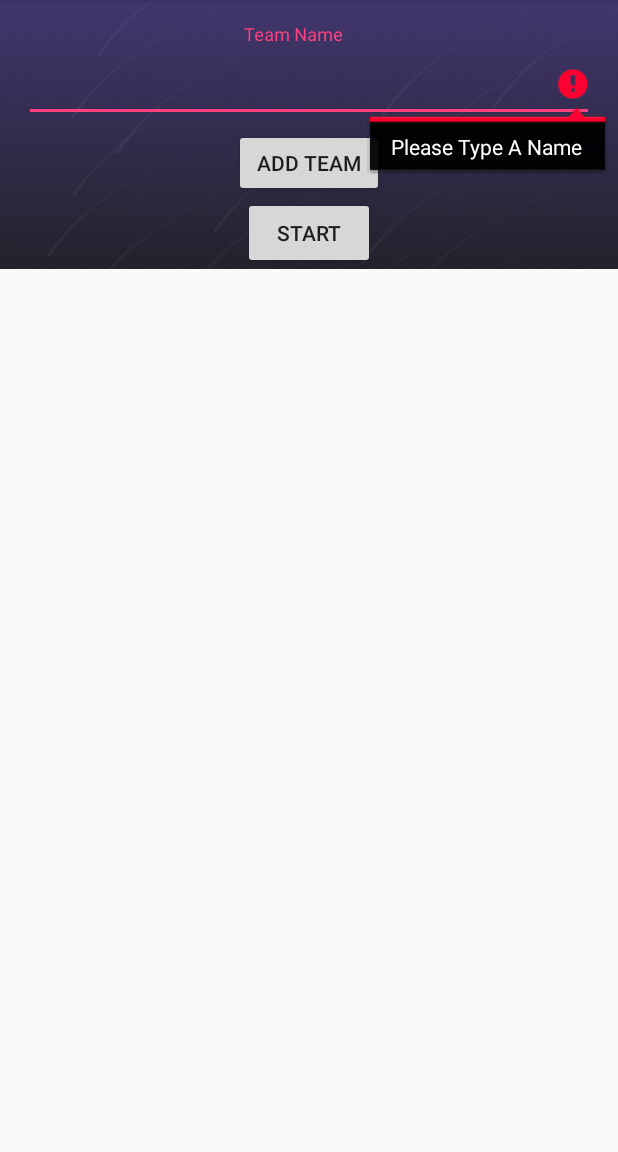
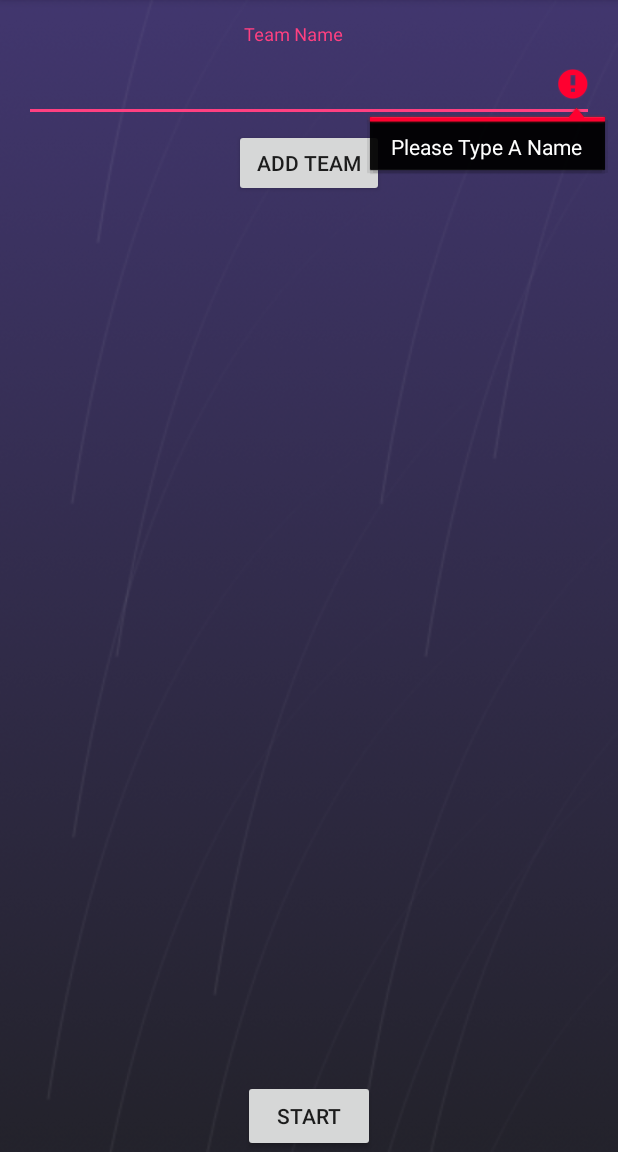
Before and after one commit to JacobSogaard/BeerPongApp, an Android app: the add_teams_activity screen opened directly, with no data from a screen before it, after a tap on "ADD TEAM", on a phone screen of 412 x 824 dp, the part 84-1236 px from its top. Run offline under Robolectric (Android 15) with nearby library versions, the phone set to English and light mode, and no system bars; our stand-ins replace ButterKnife.

Commit message:
Fixed list view on add teams screen and start button, so they don't overlap or disapear out of screen. Also made the keyboard stay up after add team is pressed and made it possible to add a team by pressing enter/done button on keyboard.

```diff
--- a/app/src/main/java/app/beerpong/beerpongapp/add_teams_activity.java
+++ b/app/src/main/java/app/beerpong/beerpongapp/add_teams_activity.java
@@ -13,13 +13,16 @@ import android.os.Bundle;
 import android.support.v7.widget.RecyclerView;
 import android.text.Editable;
 import android.util.Log;
+import android.view.KeyEvent;
 import android.view.View;
 import android.view.WindowManager;
+import android.view.inputmethod.EditorInfo;
 import android.view.inputmethod.InputMethodManager;
 import android.widget.AdapterView;
 import android.widget.ArrayAdapter;
 import android.widget.Button;
 import android.widget.ListView;
+import android.widget.TextView;
 import android.widget.Toast;
 
 import java.util.ArrayList;
@@ -63,18 +66,41 @@ public class add_teams_activity extends AppCompatActivity {
         ButterKnife.bind(this);
         this.setAddTeamBTNStuff();
         this.setStartBTN();
+        this.setOnEnterAddTeam();
 
         this.tournament = ViewModelProviders.of(this).get(Tournament2.class);
 
         teamAdapter = new ArrayAdapter<>(getApplicationContext(), R.layout.list_project_text_color, R.id.list_content, tournament.getAllTeams());
         teamsLView.setAdapter(teamAdapter);
         setListViewListener();
+        InputMethodManager inputManager = (InputMethodManager) getSystemService(Context.INPUT_METHOD_SERVICE);
+        inputManager.toggleSoftInput (InputMethodManager.SHOW_FORCED, InputMethodManager.HIDE_IMPLICIT_ONLY);
+    }
+
+    private void setOnEnterAddTeam(){
+        teamNameTin.setOnEditorActionListener(new TextView.OnEditorActionListener() {
+            @Override
+            public boolean onEditorAction(TextView v, int actionId, KeyEvent event) {
+                boolean handled = false;
+                if (actionId == EditorInfo.IME_ACTION_SEND) {
+                    addTeam();
+                    handled = true;
+                }
+                return handled;
+            }
+        });
     }
 
     //Adding teams to the tournament
     private void setAddTeamBTNStuff() {
         this.addTeamBTN.setOnClickListener(new View.OnClickListener() {
             public void onClick(View v) {
+                addTeam();
+            }
+        });
+    }
+
+    private void addTeam(){
         Team team = handleTeamCreation(teamNameTin.getText());
         if (team == null)
             teamNameTin.setError("Please Type A Name");
@@ -85,10 +111,11 @@ public class add_teams_activity extends AppCompatActivity {
                 teamNameTin.getText().clear();
                 handleListStuff(team);
                 Toast.makeText(add_teams_activity.this, "Team added", Toast.LENGTH_SHORT).show();
+                teamNameTin.requestFocus();
+                InputMethodManager inputManager = (InputMethodManager) getSystemService(Context.INPUT_METHOD_SERVICE);
+                inputManager.toggleSoftInput (InputMethodManager.SHOW_FORCED, InputMethodManager.HIDE_IMPLICIT_ONLY);
             }
         }
-            }
-        });
     }
 
     private Team handleTeamCreation(Editable t) {
--- a/app/src/main/res/layout/activity_add_teams_activity.xml
+++ b/app/src/main/res/layout/activity_add_teams_activity.xml
@@ -5,14 +5,14 @@
     xmlns:app="http://schemas.android.com/apk/res-auto"
     xmlns:tools="http://schemas.android.com/tools"
     android:layout_width="match_parent"
-    android:layout_height="wrap_content"
+    android:layout_height="match_parent"
     android:background="@drawable/bg"
     android:minHeight="28dp"
     tools:context=".add_teams_activity">
 
     <LinearLayout
-        android:layout_width="0dp"
-        android:layout_height="wrap_content"
+        android:layout_width="match_parent"
+        android:layout_height="match_parent"
         android:layout_marginEnd="16dp"
         android:layout_marginLeft="16dp"
         android:layout_marginRight="16dp"
@@ -43,7 +43,9 @@
                 android:textColor="@android:color/white"
                 android:textColorHighlight="@android:color/white"
                 android:textColorHint="@android:color/white"
-                android:textColorLink="@android:color/white" />
+                android:textColorLink="@android:color/white"
+                android:inputType="text"
+                android:imeOptions="actionSend"/>
 
         </android.support.design.widget.TextInputLayout>
 
@@ -55,8 +57,9 @@
 
         <ListView
             android:id="@+id/teamsLView"
-            android:layout_width="fill_parent"
-            android:layout_height="match_parent">
+            android:layout_width="match_parent"
+            android:layout_height="0dp"
+            android:layout_weight="1">
 
         </ListView>
 
@@ -64,7 +67,8 @@
             android:id="@+id/startBTN"
             android:layout_width="wrap_content"
             android:layout_height="wrap_content"
-            android:text="@string/start" />
+            android:text="@string/start"
+            android:textSize="14sp" />
 
     </LinearLayout>
 </android.support.constraint.ConstraintLayout>
```
Also changed, not shown: app/src/main/res/layout/list_project_text_color.xml (+4 -5 lines). Lines whose indentation alone changed are shown as unchanged.
